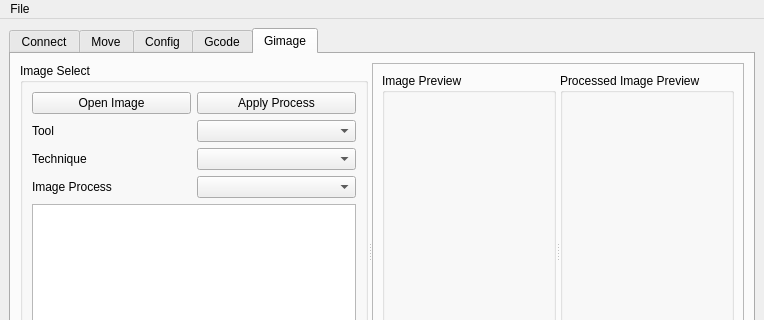
Before: the Qt Designer form GuiXYZ_V1.ui in fedetony/GUI_XYZ_GImage, drawn with Qt 5; both pictures show x 0 to 764 and y 0 to 320 of the 764 by 654 pixel window.
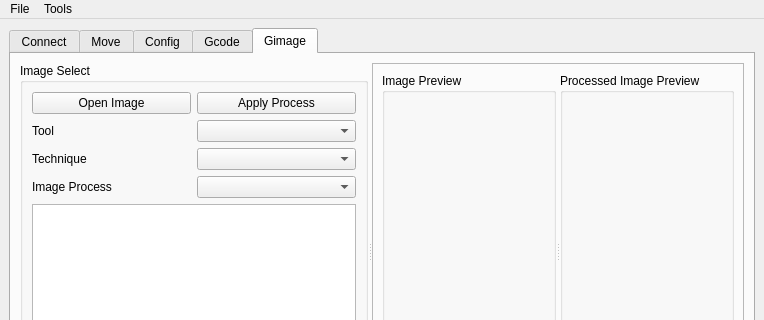
After: the same form once the commit is applied. Icons and pictures are not drawn.

Commit message:
Added Layer selection tool as a separate dialog to change selected layers easily. Added external Dialog :) Included Palettes and color selections. Changed image Process for it to separate correctly into colors.
Known bug: Resize Crop not working properly.

```diff
--- a/GuiXYZ_V1.ui
+++ b/GuiXYZ_V1.ui
@@ -1369,7 +1369,15 @@
     <addaction name="menuGcode"/>
     <addaction name="menuGimage"/>
    </widget>
+   <widget class="QMenu" name="menuTools">
+    <property name="title">
+     <string>Tools</string>
+    </property>
+    <addaction name="actionLayer_Selection"/>
+    <addaction name="separator"/>
+   </widget>
    <addaction name="menuFile"/>
+   <addaction name="menuTools"/>
   </widget>
   <widget class="QStatusBar" name="statusbar"/>
   <action name="actionOpen">
```
Left out of the diff: 5 changed lines with no effect on the pictures. The commit also changes 6 other files.
